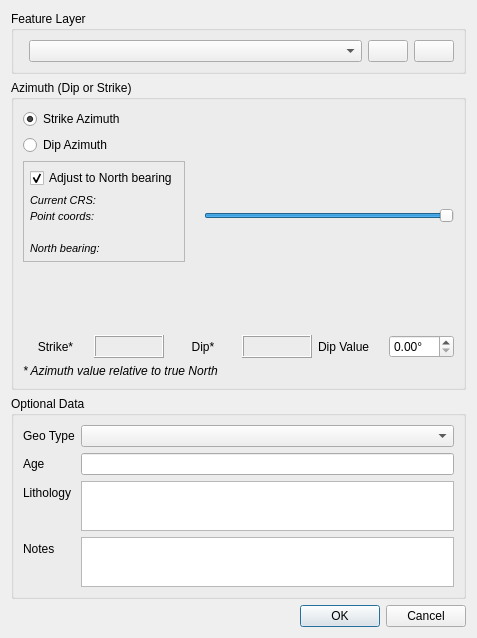
Old version of the form dip_strike_tools/gui/dlg_insert_dip_strike.ui in the repository fpennica/dip-strike-tools.
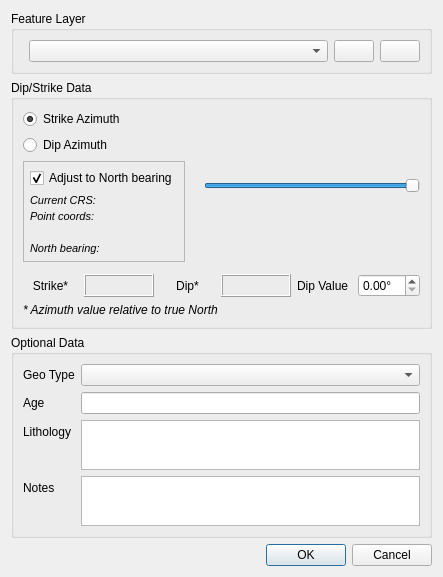
New version of the form. Custom widgets are drawn as their Qt base class.

Commit message: ui and layer creation improvements

```diff
--- a/dip_strike_tools/gui/dlg_insert_dip_strike.ui
+++ b/dip_strike_tools/gui/dlg_insert_dip_strike.ui
@@ -6,8 +6,8 @@
    <rect>
     <x>0</x>
     <y>0</y>
-    <width>477</width>
-    <height>638</height>
+    <width>443</width>
+    <height>452</height>
    </rect>
   </property>
   <property name="windowTitle">
@@ -60,7 +60,7 @@
    <item>
     <widget class="QGroupBox" name="groupBox_2">
      <property name="title">
-      <string>Azimuth (Dip or Strike)</string>
+      <string>Dip/Strike Data</string>
      </property>
      <layout class="QVBoxLayout" name="verticalLayout_5">
       <item>
@@ -230,7 +230,7 @@
             <property name="sizeHint" stdset="0">
              <size>
               <width>20</width>
-              <height>40</height>
+              <height>0</height>
              </size>
             </property>
            </spacer>
@@ -439,86 +439,86 @@
     </widget>
    </item>
    <item>
-    <widget class="QGroupBox" name="groupBox_3">
+    <widget class="QgsCollapsibleGroupBox" name="grp_optional">
      <property name="title">
       <string>Optional Data</string>
      </property>
      <layout class="QFormLayout" name="formLayout_3">
-      <item row="2" column="0">
+      <item row="0" column="0">
+       <widget class="QLabel" name="label_10">
+        <property name="text">
+         <string>Geo Type</string>
+        </property>
+       </widget>
+      </item>
+      <item row="0" column="1">
+       <widget class="QComboBox" name="cbo_geo_type"/>
+      </item>
+      <item row="1" column="0">
        <widget class="QLabel" name="label_2">
         <property name="text">
          <string>Age</string>
         </property>
        </widget>
       </item>
-      <item row="2" column="1">
+      <item row="1" column="1">
        <widget class="QLineEdit" name="line_age"/>
       </item>
-      <item row="3" column="1">
-       <widget class="QTextEdit" name="text_litho">
-        <property name="sizePolicy">
-         <sizepolicy hsizetype="Expanding" vsizetype="Fixed">
-          <horstretch>0</horstretch>
-          <verstretch>0</verstretch>
-         </sizepolicy>
-        </property>
-        <property name="minimumSize">
-         <size>
-          <width>0</width>
-          <height>50</height>
-         </size>
-        </property>
-        <property name="maximumSize">
-         <size>
-          <width>16777215</width>
-          <height>50</height>
-         </size>
-        </property>
-       </widget>
-      </item>
-      <item row="4" column="1">
-       <widget class="QTextEdit" name="text_notes">
-        <property name="sizePolicy">
-         <sizepolicy hsizetype="Expanding" vsizetype="Fixed">
-          <horstretch>0</horstretch>
-          <verstretch>0</verstretch>
-         </sizepolicy>
-        </property>
-        <property name="minimumSize">
-         <size>
-          <width>0</width>
-          <height>50</height>
-         </size>
-        </property>
-        <property name="maximumSize">
-         <size>
-          <width>16777215</width>
-          <height>50</height>
-         </size>
-        </property>
-       </widget>
-      </item>
-      <item row="3" column="0">
+      <item row="2" column="0">
        <widget class="QLabel" name="label_3">
         <property name="text">
          <string>Lithology</string>
         </property>
        </widget>
       </item>
-      <item row="4" column="0">
+      <item row="2" column="1">
+       <widget class="QTextEdit" name="text_litho">
+        <property name="sizePolicy">
+         <sizepolicy hsizetype="Expanding" vsizetype="Fixed">
+          <horstretch>0</horstretch>
+          <verstretch>0</verstretch>
+         </sizepolicy>
+        </property>
+        <property name="minimumSize">
+         <size>
+          <width>0</width>
+          <height>50</height>
+         </size>
+        </property>
+        <property name="maximumSize">
+         <size>
+          <width>16777215</width>
+          <height>50</height>
+         </size>
+        </property>
+       </widget>
+      </item>
+      <item row="3" column="0">
        <widget class="QLabel" name="label_4">
         <property name="text">
          <string>Notes</string>
         </property>
        </widget>
       </item>
-      <item row="0" column="1">
-       <widget class="QComboBox" name="cbo_geo_type"/>
-      </item>
-      <item row="0" column="0">
-       <widget class="QLabel" name="label_10">
-        <property name="text">
-         <string>Geo Type</string>
+      <item row="3" column="1">
+       <widget class="QTextEdit" name="text_notes">
+        <property name="sizePolicy">
+         <sizepolicy hsizetype="Expanding" vsizetype="Fixed">
+          <horstretch>0</horstretch>
+          <verstretch>0</verstretch>
+         </sizepolicy>
+        </property>
+        <property name="minimumSize">
+         <size>
+          <width>0</width>
+          <height>50</height>
+         </size>
+        </property>
+        <property name="maximumSize">
+         <size>
+          <width>16777215</width>
+          <height>50</height>
+         </size>
         </property>
        </widget>
       </item>
@@ -538,6 +538,12 @@
   </layout>
  </widget>
  <customwidgets>
+  <customwidget>
+   <class>QgsCollapsibleGroupBox</class>
+   <extends>QGroupBox</extends>
+   <header>qgscollapsiblegroupbox.h</header>
+   <container>1</container>
+  </customwidget>
   <customwidget>
    <class>QgsDoubleSpinBox</class>
    <extends>QDoubleSpinBox</extends>
```
Left out of the diff: 3 changed lines with no effect on the pictures. The commit also changes 4 other files.
